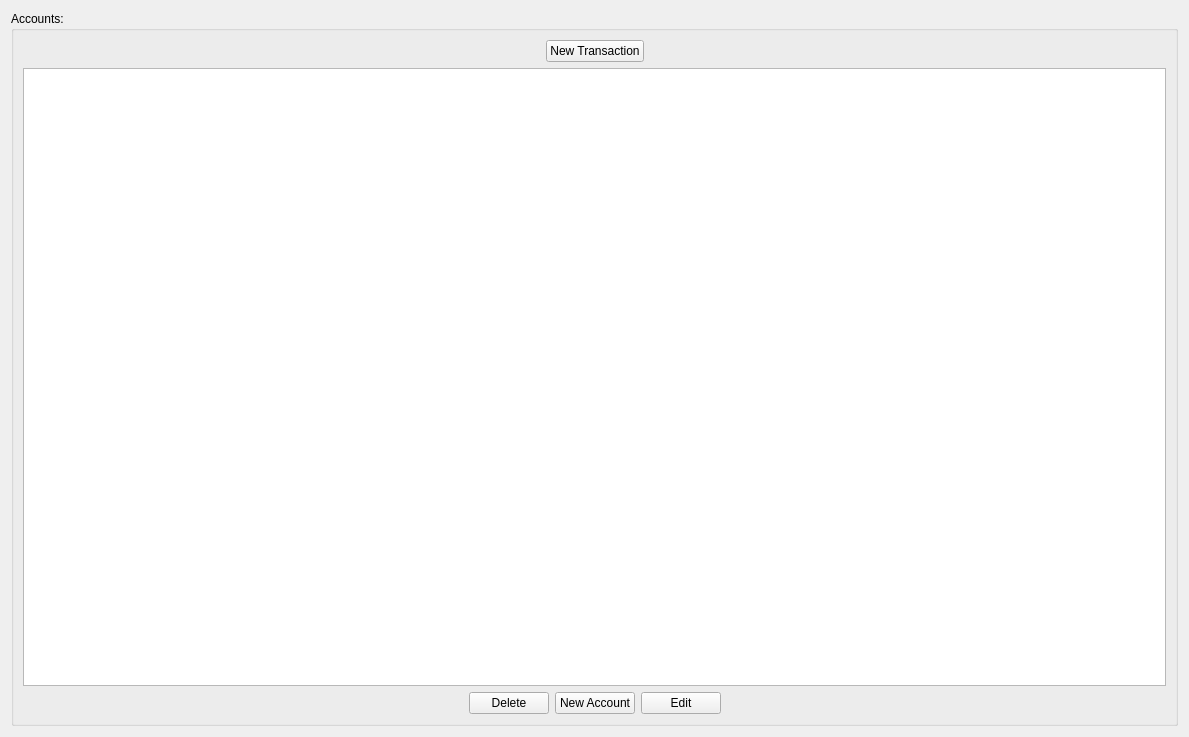
BeenEncoded/check_book_program, file source/gui/main_widgets/ManageAccounts.ui: the form before one commit.
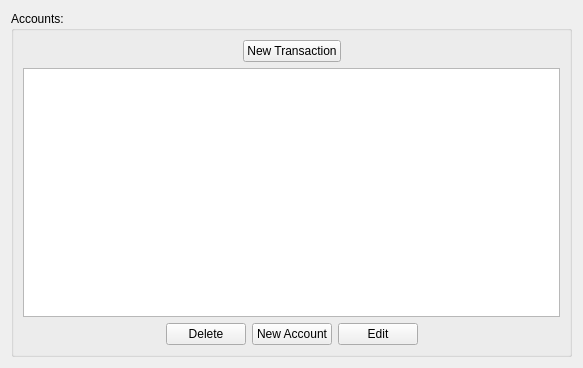
The form after the commit.

Commit message: Added set up accountinformation dialog;

The edit to the form file:
```diff
--- a/source/gui/main_widgets/ManageAccounts.ui
+++ b/source/gui/main_widgets/ManageAccounts.ui
@@ -6,8 +6,8 @@
    <rect>
     <x>0</x>
     <y>0</y>
-    <width>1189</width>
-    <height>737</height>
+    <width>583</width>
+    <height>368</height>
    </rect>
   </property>
   <property name="windowTitle">
```
Left out of the diff: 40 changed lines with no effect on the pictures. The commit also changes 7 other files.
